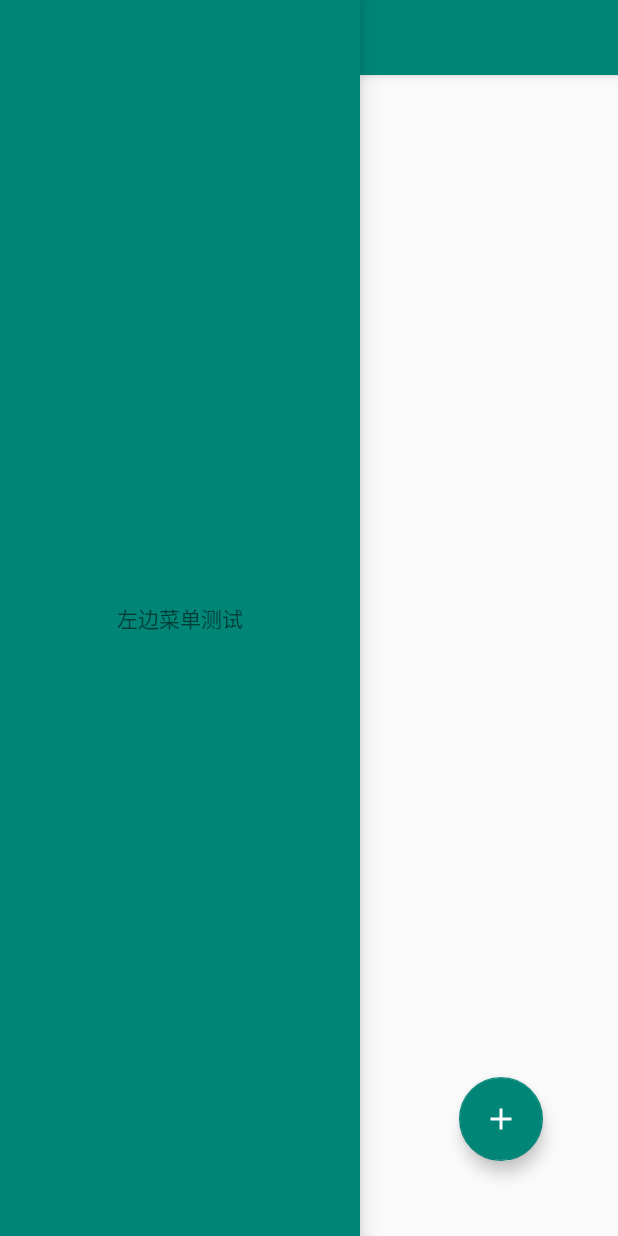
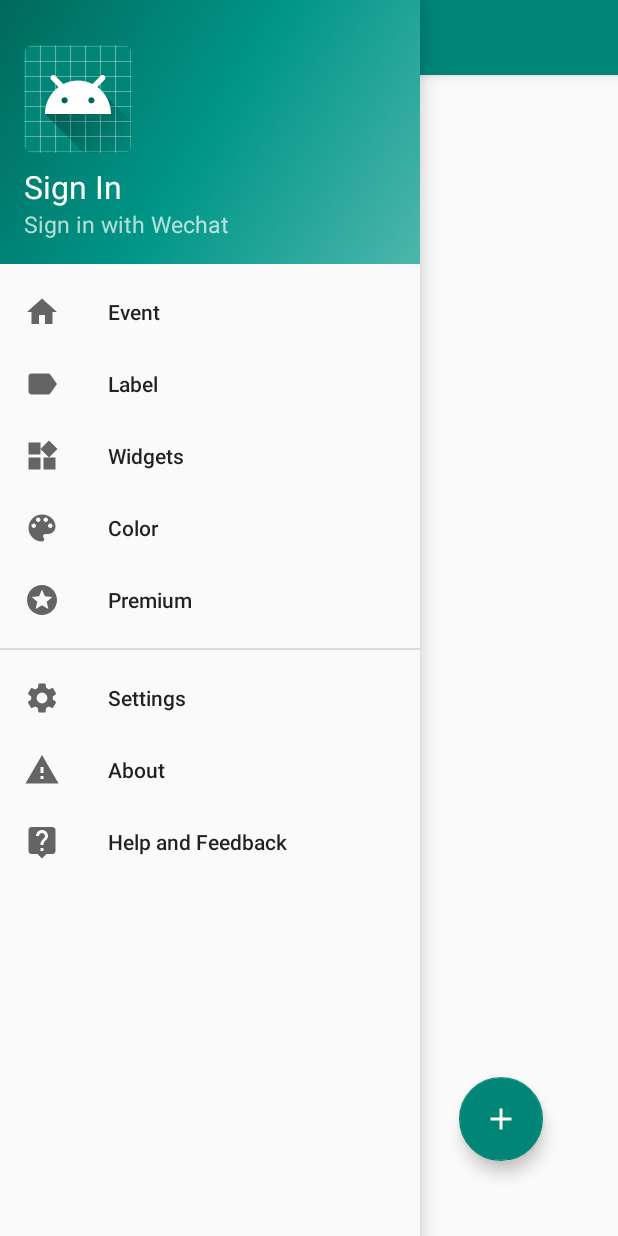
Before and after one commit to yuxin-git/iTimeApplication, an Android app: the screen it shows after launch (MainActivity), with the side drawer open, on a phone screen of 412 x 824 dp. Run offline under Robolectric (Android 15) with nearby library versions, the light colour scheme and no system bars; our stand-ins replace navigation-ui.

Commit message:
实现了侧滑控件drawer和导航栏navigationView的搭配使用，但导航栏中的item点击事件有待实现

```diff
--- a/app/src/main/java/com/example/itimeapplication/MainActivity.java
+++ b/app/src/main/java/com/example/itimeapplication/MainActivity.java
@@ -7,6 +7,10 @@
 import androidx.appcompat.app.AppCompatActivity;
 import androidx.appcompat.widget.Toolbar;
 import androidx.drawerlayout.widget.DrawerLayout;
+import androidx.navigation.NavController;
+import androidx.navigation.Navigation;
+import androidx.navigation.ui.AppBarConfiguration;
+import androidx.navigation.ui.NavigationUI;
 
 import android.content.Intent;
 import android.graphics.Bitmap;
@@ -15,6 +19,7 @@
 import android.os.Bundle;
 import android.util.Log;
 import android.view.LayoutInflater;
+import android.view.MenuItem;
 import android.view.View;
 import android.view.ViewGroup;
 import android.widget.AdapterView;
@@ -28,6 +33,7 @@
 import com.example.itimeapplication.data.EventSource;
 import com.example.itimeapplication.data.model.Event;
 import com.google.android.material.floatingactionbutton.FloatingActionButton;
+import com.google.android.material.navigation.NavigationView;
 
 import java.util.ArrayList;
 
@@ -50,6 +56,8 @@
     public DrawerLayout drawerLayout;
     private RelativeLayout main_left_drawer_layout;
 
+    private AppBarConfiguration mAppBarConfiguration;
+
    @Override
     protected void onCreate(Bundle savedInstanceState) {
         super.onCreate(savedInstanceState);
@@ -58,13 +66,35 @@
        Toolbar toolbar = findViewById(R.id.toolbar);
        setSupportActionBar(toolbar);
 
+       NavigationView navigationView = findViewById(R.id.nav_view);
        drawerLayout = (DrawerLayout) findViewById(R.id.drawer_layout);
 
        //设置菜单内容之外其他区域的背景色
        drawerLayout.setScrimColor(Color.TRANSPARENT);
 
-       //左边菜单
-       main_left_drawer_layout = (RelativeLayout) findViewById(R.id.main_left_drawer_layout);
+       ActionBarDrawerToggle actionBarDrawerToggle=
+               new ActionBarDrawerToggle(this,drawerLayout,toolbar,R.string.navigation_drawer_open,R.string.navigation_drawer_close);
+       //同步状态，刷新页面
+       drawerLayout.addDrawerListener(actionBarDrawerToggle);
+       actionBarDrawerToggle.syncState();
+
+       navigationView.setNavigationItemSelectedListener(new NavigationView.OnNavigationItemSelectedListener() {
+           @Override
+           public boolean onNavigationItemSelected(@NonNull MenuItem menuItem) {
+               switch (menuItem.getItemId()) {
+                   case R.id.nav_event:
+                       drawerLayout.closeDrawers();
+                       break;
+                   case R.id.nav_color:
+
+
+
+               }
+               return false;
+           }
+       });
+
+
 
 
         eventSource=new EventSource(this);
--- /dev/null
+++ b/app/src/main/res/drawable/ic_color_lens.xml
@@ -0,0 +1,5 @@
+<vector android:height="24dp" android:tint="#A8A8A8"
+    android:viewportHeight="24.0" android:viewportWidth="24.0"
+    android:width="24dp" xmlns:android="http://schemas.android.com/apk/res/android">
+    <path android:fillColor="#FF000000" android:pathData="M12,3c-4.97,0 -9,4.03 -9,9s4.03,9 9,9c0.83,0 1.5,-0.67 1.5,-1.5 0,-0.39 -0.15,-0.74 -0.39,-1.01 -0.23,-0.26 -0.38,-0.61 -0.38,-0.99 0,-0.83 0.67,-1.5 1.5,-1.5L16,16c2.76,0 5,-2.24 5,-5 0,-4.42 -4.03,-8 -9,-8zM6.5,12c-0.83,0 -1.5,-0.67 -1.5,-1.5S5.67,9 6.5,9 8,9.67 8,10.5 7.33,12 6.5,12zM9.5,8C8.67,8 8,7.33 8,6.5S8.67,5 9.5,5s1.5,0.67 1.5,1.5S10.33,8 9.5,8zM14.5,8c-0.83,0 -1.5,-0.67 -1.5,-1.5S13.67,5 14.5,5s1.5,0.67 1.5,1.5S15.33,8 14.5,8zM17.5,12c-0.83,0 -1.5,-0.67 -1.5,-1.5S16.67,9 17.5,9s1.5,0.67 1.5,1.5 -0.67,1.5 -1.5,1.5z"/>
+</vector>
--- /dev/null
+++ b/app/src/main/res/drawable/ic_help.xml
@@ -0,0 +1,5 @@
+<vector android:height="24dp" android:tint="#A8A8A8"
+    android:viewportHeight="24.0" android:viewportWidth="24.0"
+    android:width="24dp" xmlns:android="http://schemas.android.com/apk/res/android">
+    <path android:fillColor="#FF000000" android:pathData="M19,2L5,2c-1.11,0 -2,0.9 -2,2v14c0,1.1 0.89,2 2,2h4l3,3 3,-3h4c1.1,0 2,-0.9 2,-2L21,4c0,-1.1 -0.9,-2 -2,-2zM13,18h-2v-2h2v2zM15.07,10.25l-0.9,0.92C13.45,11.9 13,12.5 13,14h-2v-0.5c0,-1.1 0.45,-2.1 1.17,-2.83l1.24,-1.26c0.37,-0.36 0.59,-0.86 0.59,-1.41 0,-1.1 -0.9,-2 -2,-2s-2,0.9 -2,2L8,8c0,-2.21 1.79,-4 4,-4s4,1.79 4,4c0,0.88 -0.36,1.68 -0.93,2.25z"/>
+</vector>
--- /dev/null
+++ b/app/src/main/res/drawable/ic_home.xml
@@ -0,0 +1,5 @@
+<vector android:height="24dp" android:tint="#A8A8A8"
+    android:viewportHeight="24.0" android:viewportWidth="24.0"
+    android:width="24dp" xmlns:android="http://schemas.android.com/apk/res/android">
+    <path android:fillColor="#FF000000" android:pathData="M10,20v-6h4v6h5v-8h3L12,3 2,12h3v8z"/>
+</vector>
--- /dev/null
+++ b/app/src/main/res/drawable/ic_person.xml
@@ -0,0 +1,5 @@
+<vector android:height="24dp" android:tint="#527FFF"
+    android:viewportHeight="24.0" android:viewportWidth="24.0"
+    android:width="24dp" xmlns:android="http://schemas.android.com/apk/res/android">
+    <path android:fillColor="#FF000000" android:pathData="M12,12c2.21,0 4,-1.79 4,-4s-1.79,-4 -4,-4 -4,1.79 -4,4 1.79,4 4,4zM12,14c-2.67,0 -8,1.34 -8,4v2h16v-2c0,-2.66 -5.33,-4 -8,-4z"/>
+</vector>
--- /dev/null
+++ b/app/src/main/res/drawable/ic_settings.xml
@@ -0,0 +1,5 @@
+<vector android:height="24dp" android:tint="#A8A8A8"
+    android:viewportHeight="24" android:viewportWidth="24"
+    android:width="24dp" xmlns:android="http://schemas.android.com/apk/res/android">
+    <path android:fillColor="#FF000000" android:pathData="M19.1,12.9a2.8,2.8 0,0 0,0.1 -0.9,2.8 2.8,0 0,0 -0.1,-0.9l2.1,-1.6a0.7,0.7 0,0 0,0.1 -0.6L19.4,5.5a0.7,0.7 0,0 0,-0.6 -0.2l-2.4,1a6.5,6.5 0,0 0,-1.6 -0.9l-0.4,-2.6a0.5,0.5 0,0 0,-0.5 -0.4H10.1a0.5,0.5 0,0 0,-0.5 0.4L9.3,5.4a5.6,5.6 0,0 0,-1.7 0.9l-2.4,-1a0.4,0.4 0,0 0,-0.5 0.2l-2,3.4c-0.1,0.2 0,0.4 0.2,0.6l2,1.6a2.8,2.8 0,0 0,-0.1 0.9,2.8 2.8,0 0,0 0.1,0.9L2.8,14.5a0.7,0.7 0,0 0,-0.1 0.6l1.9,3.4a0.7,0.7 0,0 0,0.6 0.2l2.4,-1a6.5,6.5 0,0 0,1.6 0.9l0.4,2.6a0.5,0.5 0,0 0,0.5 0.4h3.8a0.5,0.5 0,0 0,0.5 -0.4l0.3,-2.6a5.6,5.6 0,0 0,1.7 -0.9l2.4,1a0.4,0.4 0,0 0,0.5 -0.2l2,-3.4c0.1,-0.2 0,-0.4 -0.2,-0.6ZM12,15.6A3.6,3.6 0,1 1,15.6 12,3.6 3.6,0 0,1 12,15.6Z"/>
+</vector>
--- /dev/null
+++ b/app/src/main/res/drawable/ic_stars.xml
@@ -0,0 +1,5 @@
+<vector android:height="24dp" android:tint="#FFEC96"
+    android:viewportHeight="24.0" android:viewportWidth="24.0"
+    android:width="24dp" xmlns:android="http://schemas.android.com/apk/res/android">
+    <path android:fillColor="#FF000000" android:pathData="M11.99,2C6.47,2 2,6.48 2,12s4.47,10 9.99,10C17.52,22 22,17.52 22,12S17.52,2 11.99,2zM16.23,18L12,15.45 7.77,18l1.12,-4.81 -3.73,-3.23 4.92,-0.42L12,5l1.92,4.53 4.92,0.42 -3.73,3.23L16.23,18z"/>
+</vector>
--- /dev/null
+++ b/app/src/main/res/drawable/ic_widgets.xml
@@ -0,0 +1,5 @@
+<vector android:height="24dp" android:tint="#A8A8A8"
+    android:viewportHeight="24.0" android:viewportWidth="24.0"
+    android:width="24dp" xmlns:android="http://schemas.android.com/apk/res/android">
+    <path android:fillColor="#FF000000" android:pathData="M13,13v8h8v-8h-8zM3,21h8v-8L3,13v8zM3,3v8h8L11,3L3,3zM16.66,1.69L11,7.34 16.66,13l5.66,-5.66 -5.66,-5.65z"/>
+</vector>
--- a/app/src/main/res/layout/activity_main.xml
+++ b/app/src/main/res/layout/activity_main.xml
@@ -64,7 +64,7 @@
     </RelativeLayout>
 
     </LinearLayout>
-
+<!--
     <RelativeLayout
         android:id="@+id/main_left_drawer_layout"
         android:layout_width="240dp"
@@ -78,10 +78,8 @@
             android:layout_height="wrap_content"
             android:layout_centerInParent="true"
             android:text="左边菜单测试" />
+-->
 
-    </RelativeLayout>
-
-    <!--
         <com.google.android.material.navigation.NavigationView
             android:id="@+id/nav_view"
             android:layout_width="wrap_content"
@@ -90,7 +88,12 @@
             android:fitsSystemWindows="true"
             app:headerLayout="@layout/nav_header_main"
             app:menu="@menu/activity_main_drawer" />
-    -->
+
+<!--
+    </RelativeLayout>
+-->
+
+
     </androidx.drawerlayout.widget.DrawerLayout>
 
     <!--
--- a/app/src/main/res/layout/nav_header_main.xml
+++ b/app/src/main/res/layout/nav_header_main.xml
@@ -25,12 +25,14 @@
         android:layout_height="wrap_content"
         android:paddingTop="@dimen/nav_header_vertical_spacing"
         android:text="@string/nav_header_title"
+        android:textSize="21dp"
         android:textAppearance="@style/TextAppearance.AppCompat.Body1" />
 
     <TextView
         android:id="@+id/textView"
         android:layout_width="wrap_content"
         android:layout_height="wrap_content"
+        android:textSize="15dp"
         android:text="@string/nav_header_subtitle" />
 
 </LinearLayout>
--- a/app/src/main/res/menu/activity_main_drawer.xml
+++ b/app/src/main/res/menu/activity_main_drawer.xml
@@ -3,36 +3,47 @@
     xmlns:tools="http://schemas.android.com/tools"
     tools:showIn="navigation_view">
 
-    <group android:checkableBehavior="single">
+    <group
+        android:id="@+id/group1"
+        android:checkableBehavior="single">
         <item
-            android:id="@+id/nav_home"
-            android:icon="@drawable/ic_warning"
-            android:title="@string/menu_home" />
+            android:id="@+id/nav_event"
+            android:icon="@drawable/ic_home"
+            android:title="@string/menu_event" />
         <item
-            android:id="@+id/nav_gallery"
-            android:icon="@drawable/ic_warning"
-            android:title="@string/menu_gallery" />
+            android:id="@+id/nav_label"
+            android:icon="@drawable/label"
+            android:title="@string/menu_label" />
         <item
-            android:id="@+id/nav_slideshow"
-            android:icon="@drawable/ic_warning"
-            android:title="@string/menu_slideshow" />
+            android:id="@+id/nav_widgets"
+            android:icon="@drawable/ic_widgets"
+            android:title="@string/menu_widgets" />
         <item
-            android:id="@+id/nav_tools"
-            android:icon="@drawable/ic_warning"
-            android:title="@string/menu_tools" />
+            android:id="@+id/nav_color"
+            android:icon="@drawable/ic_color_lens"
+            android:title="@string/menu_color" />
+        <item
+            android:id="@+id/nav_premium"
+            android:icon="@drawable/ic_stars"
+            android:title="@string/menu_premium" />
     </group>
 
-    <item android:title="Communicate">
-        <menu>
-            <item
-                android:id="@+id/nav_share"
-                android:icon="@drawable/ic_warning"
-                android:title="@string/menu_share" />
-            <item
-                android:id="@+id/nav_send"
-                android:icon="@drawable/ic_warning"
-                android:title="@string/menu_send" />
-        </menu>
-    </item>
+    <group
+        android:id="@+id/group2"
+        android:checkableBehavior="single">
+        <item
+            android:id="@+id/nav_setting"
+            android:icon="@drawable/ic_settings"
+            android:title="@string/menu_setting" />
+        <item
+            android:id="@+id/nav_about"
+            android:icon="@drawable/ic_warning"
+            android:title="@string/menu_about" />
+        <item
+            android:id="@+id/nav_help"
+            android:icon="@drawable/ic_help"
+            android:title="@string/menu_help" />
+
+    </group>
 
 </menu>
--- a/app/src/main/res/values/strings.xml
+++ b/app/src/main/res/values/strings.xml
@@ -7,17 +7,19 @@
 
     <string name="navigation_drawer_open">Open navigation drawer</string>
     <string name="navigation_drawer_close">Close navigation drawer</string>
-    <string name="nav_header_title">Android Studio</string>
-    <string name="nav_header_subtitle">android.studio@android.com</string>
+    <string name="nav_header_title">Sign In</string>
+    <string name="nav_header_subtitle">Sign in with Wechat</string>
     <string name="nav_header_desc">Navigation header</string>
     <string name="action_settings">Settings</string>
 
-    <string name="menu_home">Home</string>
-    <string name="menu_gallery">Gallery</string>
-    <string name="menu_slideshow">Slideshow</string>
-    <string name="menu_tools">Tools</string>
-    <string name="menu_share">Share</string>
-    <string name="menu_send">Send</string>
+    <string name="menu_event">Event</string>
+    <string name="menu_label">Label</string>
+    <string name="menu_widgets">Widgets</string>
+    <string name="menu_color">Color</string>
+    <string name="menu_premium">Premium</string>
+    <string name="menu_setting">Settings</string>
+    <string name="menu_about">About</string>
+    <string name="menu_help">Help and Feedback</string>
     <string name="title_activity_test">Test</string>
 
 </resources>
```
